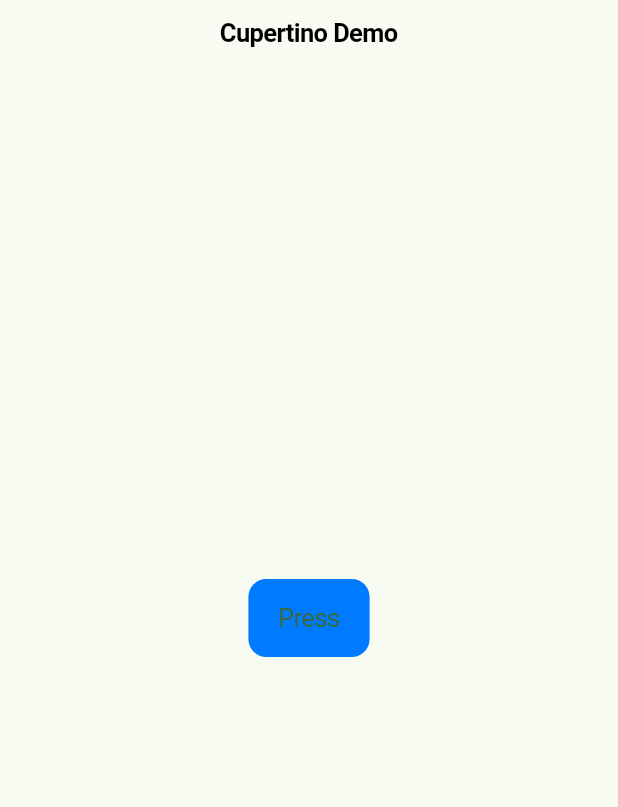
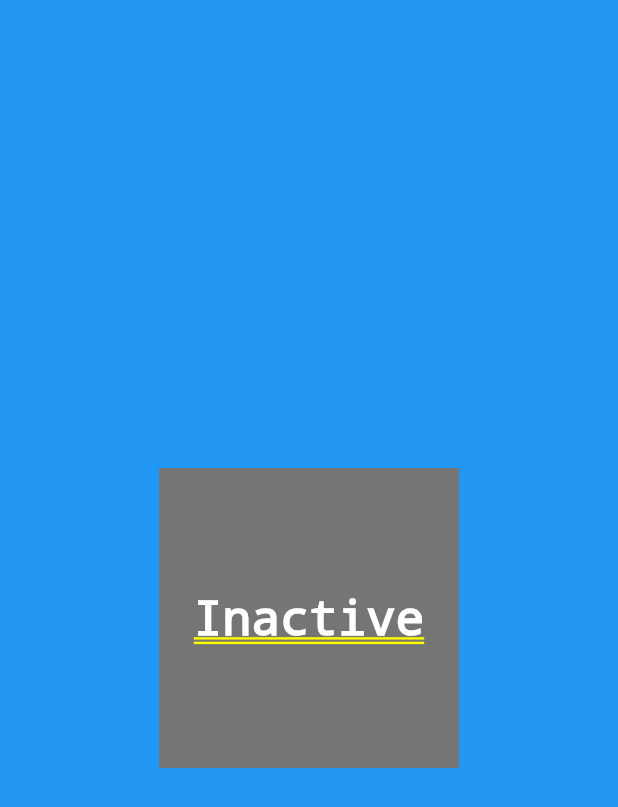
Before and after one commit to ant1007/first_flutter_app, a Flutter app: the screen it shows after launch, on a phone screen of 412 x 824 dp. Shown: the top 807 px of the screen. Run offline on Flutter 3.47's test engine with Material 3 defaults, Android fonts, the phone set to English and light mode, and no system bars.

```diff
--- a/lib/main.dart
+++ b/lib/main.dart
@@ -6,6 +6,9 @@ import 'package:first_flutter_app/get_state_object_route.dart';
 import 'package:first_flutter_app/my_home_page.dart';
 import 'package:first_flutter_app/context_route.dart';
 import 'package:first_flutter_app/echo.dart';
+import 'package:first_flutter_app/parent_widget.dart';
+import 'package:first_flutter_app/parent_widget_c.dart';
+import 'package:first_flutter_app/tapbox_a.dart';
 import 'package:flutter/material.dart';
 
 void main() {
@@ -24,7 +27,7 @@ class MyApp extends StatelessWidget {
         colorScheme: ColorScheme.fromSeed(seedColor: Colors.green),
         useMaterial3: true,
       ),
-      home: const CupertinoTestRoute(),
+      home: const ParentWidgetC(),
     );
   }
 }
--- /dev/null
+++ b/lib/parent_widget_c.dart
@@ -0,0 +1,25 @@
+import 'package:first_flutter_app/tapbox_c.dart';
+import 'package:flutter/material.dart';
+
+class ParentWidgetC extends StatefulWidget {
+  const ParentWidgetC({super.key});
+
+  @override
+  State<ParentWidgetC> createState() => _ParentWidgetCState();
+}
+
+class _ParentWidgetCState extends State<ParentWidgetC> {
+  bool _active = false;
+
+  void _hanleTapboxTapChanged(bool newValue) {
+    setState(() => _active = newValue);
+  }
+
+  @override
+  Widget build(BuildContext context) {
+    return TapboxC(
+      active: _active,
+      onChanged: _hanleTapboxTapChanged,
+    );
+  }
+}
--- /dev/null
+++ b/lib/tapbox_c.dart
@@ -0,0 +1,65 @@
+import 'package:flutter/material.dart';
+
+class TapboxC extends StatefulWidget {
+  const TapboxC({super.key, this.active = false, required this.onChanged});
+
+  final bool active;
+  final ValueChanged<bool> onChanged;
+
+  @override
+  State<TapboxC> createState() => _TapboxCState();
+}
+
+class _TapboxCState extends State<TapboxC> {
+  bool _highlight = false;
+
+  void _handleTapDown(TapDownDetails details) {
+    setState(() => _highlight = true);
+  }
+
+  void _handleTapUp(TapUpDetails details) {
+    setState(() => _highlight = false);
+  }
+
+  void _handleTapCancel() {
+    setState(() => _highlight = false);
+  }
+
+  void _handleTap() {
+    widget.onChanged(!widget.active);
+  }
+
+  @override
+  Widget build(BuildContext context) {
+    return GestureDetector(
+      onTapDown: _handleTapDown, // 处理按下事件
+      onTapUp: _handleTapUp, // 处理抬起事件
+      onTap: _handleTap,
+      onTapCancel: _handleTapCancel,
+      child: Container(
+        color: Colors.blue,
+        child: Center(
+          child: SizedBox(
+            width: 200,
+            height: 200,
+            child: Container(
+              decoration: BoxDecoration(
+                  color:
+                      widget.active ? Colors.lightGreen[700] : Colors.grey[600],
+                  border: _highlight
+                      ? Border.all(color: Colors.teal, width: 10)
+                      : null),
+              child: Center(
+                child: Text(
+                  widget.active ? 'Active' : 'Inactive',
+                  style: const TextStyle(fontSize: 32, color: Colors.white),
+                  textAlign: TextAlign.center,
+                ),
+              ),
+            ),
+          ),
+        ),
+      ),
+    );
+  }
+}
```
Also changed, not shown: lib/parent_widget.dart (added, +25 -0 lines), lib/tapbox_a.dart (added, +44 -0 lines), lib/tapbox_b.dart (added, +40 -0 lines).
